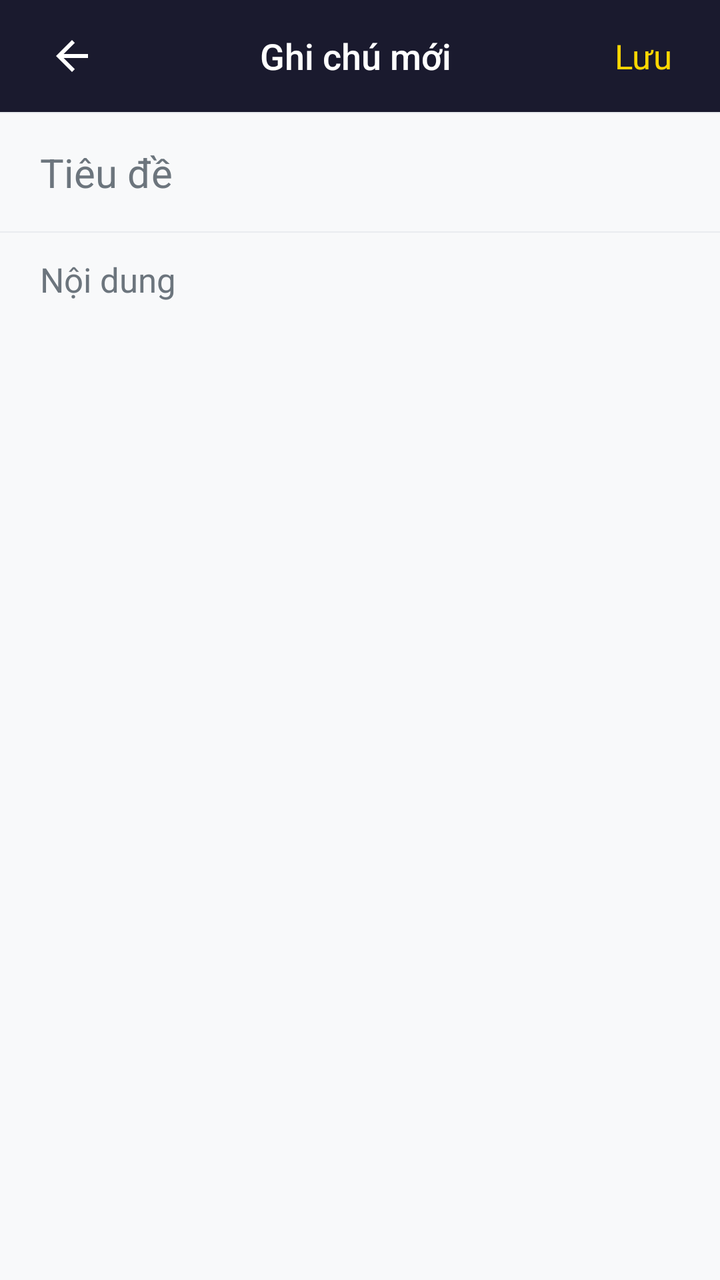
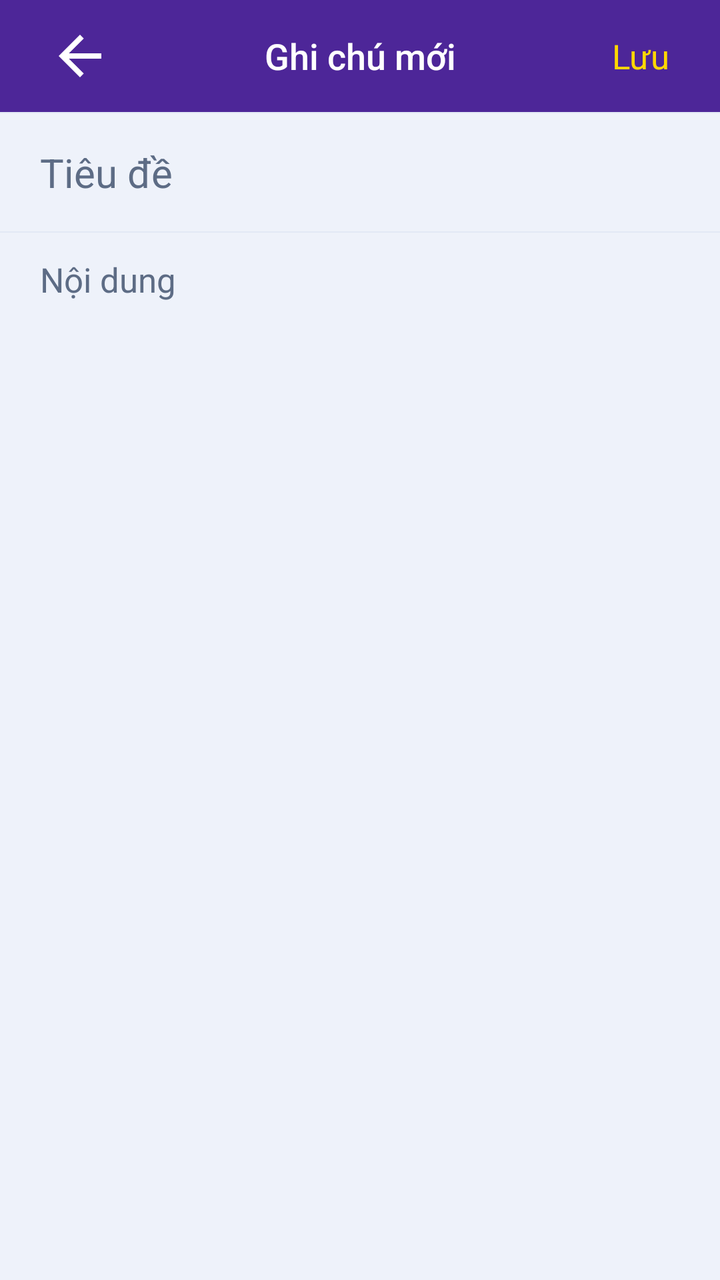

An Android layout rendered at two revisions. The XML below is the earlier revision; the diff shows what the commit changed to produce the second picture.
<!-- AndroidManifest.xml: application theme Theme.ModuleLapTrinh -->
<!-- res/layout/activity_note_editor.xml -->
<?xml version="1.0" encoding="utf-8"?>
<LinearLayout xmlns:android="http://schemas.android.com/apk/res/android"
    xmlns:app="http://schemas.android.com/apk/res-auto"
    android:layout_width="match_parent"
    android:layout_height="match_parent"
    android:orientation="vertical"
    android:background="@color/bg_primary">

    
    <LinearLayout
        android:layout_width="match_parent"
        android:layout_height="56dp"
        android:orientation="horizontal"
        android:gravity="center_vertical"
        android:paddingHorizontal="16dp"
        android:background="@color/bg_header_custom">

        <ImageView
            android:id="@+id/iv_back"
            android:layout_width="40dp"
            android:layout_height="40dp"
            android:src="@drawable/ic_back_dark"
            android:padding="8dp"
            android:clickable="true"
            android:focusable="true"
            android:foreground="?android:attr/selectableItemBackgroundBorderless"
            app:tint="@color/text_header_light"/>

        <TextView
            android:id="@+id/tv_toolbar_title"
            android:layout_width="0dp"
            android:layout_height="wrap_content"
            android:layout_weight="1"
            android:text="@string/note_new_title"
            android:textSize="18sp"
            android:textColor="@color/text_header_light"
            android:gravity="center"
            android:fontFamily="sans-serif-medium"/>

        <TextView
            android:id="@+id/btn_save"
            android:layout_width="wrap_content"
            android:layout_height="wrap_content"
            android:text="@string/note_save"
            android:textSize="17sp"
            android:textColor="@color/gold"
            android:clickable="true"
            android:focusable="true"
            android:background="?android:attr/selectableItemBackgroundBorderless"
            android:padding="8dp"/>
    </LinearLayout>

    <View
        android:layout_width="match_parent"
        android:layout_height="0.5dp"
        android:background="@color/surface_light"/>

    
    <com.google.android.material.textfield.TextInputEditText
        android:id="@+id/et_note_title"
        android:layout_width="match_parent"
        android:layout_height="wrap_content"
        android:hint="@string/note_hint_title"
        android:textColor="@color/text_primary"
        android:textColorHint="@color/text_tertiary"
        android:textSize="20sp"
        android:fontFamily="sans-serif"
        android:background="@null"
        android:paddingHorizontal="20dp"
        android:paddingVertical="16dp"
        android:maxLines="1"/>

    <View
        android:layout_width="match_parent"
        android:layout_height="0.5dp"
        android:background="@color/surface_light"/>

    
    <com.google.android.material.textfield.TextInputEditText
        android:id="@+id/et_note_content"
        android:layout_width="match_parent"
        android:layout_height="0dp"
        android:layout_weight="1"
        android:hint="@string/note_hint_content"
        android:textColor="@color/text_primary"
        android:textColorHint="@color/text_tertiary"
        android:textSize="17sp"
        android:fontFamily="sans-serif"
        android:background="@null"
        android:paddingHorizontal="20dp"
        android:paddingVertical="12dp"
        android:gravity="top"
        android:scrollbars="vertical"/>

</LinearLayout>
<!-- resources referenced by this layout -->
<resources>
  <color name="bg_header_custom">#1A1A2E</color>
  <color name="bg_primary">#F8F9FA</color>
  <color name="gold">#FFD700</color>
  <color name="surface_light">#E9ECEF</color>
  <color name="text_header_light">#FFFFFF</color>
  <color name="text_primary">#212529</color>
  <color name="text_tertiary">#6C757D</color>
  <!-- drawable ic_back_dark (drawable) -->
  <vector xmlns:android="http://schemas.android.com/apk/res/android"
      android:width="24dp"
      android:height="24dp"
      android:viewportWidth="24"
      android:viewportHeight="24">
      <path
          android:fillColor="#FFFFFF"
          android:pathData="M20,11H7.83l5.59,-5.59L12,4l-8,8 8,8 1.41,-1.41L7.83,13H20v-2z"/>
  </vector>
  <string name="note_hint_content">Nội dung</string>
  <string name="note_hint_title">Tiêu đề</string>
  <string name="note_new_title">Ghi chú mới</string>
  <string name="note_save">Lưu</string>
  <style name="Theme.ModuleLapTrinh" parent="Theme.MaterialComponents.DayNight.NoActionBar">
          <item name="colorPrimary">@color/primary</item>
          <item name="colorPrimaryVariant">@color/primary_dark</item>
          <item name="colorOnPrimary">@color/programming_white</item>
          <item name="colorSecondary">@color/accent</item>
          <item name="colorSecondaryVariant">@color/accent_light</item>
          <item name="colorOnSecondary">@color/programming_black</item>
          <item name="android:statusBarColor">@color/bg_primary</item>
          <item name="android:windowBackground">@color/bg_primary</item>
      </style>
  <color name="primary">#6C63FF</color>
  <color name="primary_dark">#4A42CC</color>
  <color name="programming_white">#FFFFFF</color>
  <color name="accent">#4ECDC4</color>
  <color name="accent_light">#6EDFD6</color>
  <color name="programming_black">#000000</color>
</resources>

<!-- the commit's change to res/layout/activity_note_editor.xml (unified diff, before → after) -->
@@ -1,95 +1,24 @@
-<?xml version="1.0" encoding="utf-8"?>
-<LinearLayout xmlns:android="http://schemas.android.com/apk/res/android"
-    xmlns:app="http://schemas.android.com/apk/res-auto"
-    android:layout_width="match_parent"
-    android:layout_height="match_parent"
-    android:orientation="vertical"
-    android:background="@color/bg_primary">
+<LinearLayout xmlns:android="http://schemas.android.com/apk/res/android" xmlns:app="http://schemas.android.com/apk/res-auto" android:layout_width="match_parent" android:layout_height="match_parent" android:orientation="vertical" android:background="@color/bg_primary">
 
     
-    <LinearLayout
-        android:layout_width="match_parent"
-        android:layout_height="56dp"
-        android:orientation="horizontal"
-        android:gravity="center_vertical"
-        android:paddingHorizontal="16dp"
-        android:background="@color/bg_header_custom">
+    <LinearLayout android:layout_width="match_parent" android:layout_height="56dp" android:orientation="horizontal" android:gravity="center_vertical" android:paddingHorizontal="16dp" android:background="@color/bg_header_custom">
 
-        <ImageView
-            android:id="@+id/iv_back"
-            android:layout_width="40dp"
-            android:layout_height="40dp"
-            android:src="@drawable/ic_back_dark"
-            android:padding="8dp"
-            android:clickable="true"
-            android:focusable="true"
-            android:foreground="?android:attr/selectableItemBackgroundBorderless"
-            app:tint="@color/text_header_light"/>
+        <ImageView android:id="@+id/iv_back" android:layout_width="48dp" android:layout_height="48dp" android:src="@drawable/ic_back_dark" android:padding="8dp" android:clickable="true" android:focusable="true" android:foreground="?android:attr/selectableItemBackgroundBorderless" app:tint="@color/text_header_light" />
 
-        <TextView
-            android:id="@+id/tv_toolbar_title"
-            android:layout_width="0dp"
-            android:layout_height="wrap_content"
-            android:layout_weight="1"
-            android:text="@string/note_new_title"
-            android:textSize="18sp"
-            android:textColor="@color/text_header_light"
-            android:gravity="center"
-            android:fontFamily="sans-serif-medium"/>
+        <TextView android:id="@+id/tv_toolbar_title" android:layout_width="0dp" android:layout_height="wrap_content" android:layout_weight="1" android:text="@string/note_new_title" android:textSize="18sp" android:textColor="@color/text_header_light" android:gravity="center" android:fontFamily="sans-serif-medium" />
 
-        <TextView
-            android:id="@+id/btn_save"
-            android:layout_width="wrap_content"
-            android:layout_height="wrap_content"
-            android:text="@string/note_save"
-            android:textSize="17sp"
-            android:textColor="@color/gold"
-            android:clickable="true"
-            android:focusable="true"
-            android:background="?android:attr/selectableItemBackgroundBorderless"
-            android:padding="8dp"/>
+        <TextView android:id="@+id/btn_save" android:minWidth="48dp" android:minHeight="48dp" android:gravity="center" android:layout_width="wrap_content" android:layout_height="wrap_content" android:text="@string/note_save" android:textSize="17sp" android:textColor="@color/gold" android:clickable="true" android:focusable="true" android:background="?android:attr/selectableItemBackgroundBorderless" android:padding="8dp" />
     </LinearLayout>
 
-    <View
-        android:layout_width="match_parent"
-        android:layout_height="0.5dp"
-        android:background="@color/surface_light"/>
+    <View android:layout_width="match_parent" android:layout_height="0.5dp" android:background="@color/surface_light" />
 
     
-    <com.google.android.material.textfield.TextInputEditText
-        android:id="@+id/et_note_title"
-        android:layout_width="match_parent"
-        android:layout_height="wrap_content"
-        android:hint="@string/note_hint_title"
-        android:textColor="@color/text_primary"
-        android:textColorHint="@color/text_tertiary"
-        android:textSize="20sp"
-        android:fontFamily="sans-serif"
-        android:background="@null"
-        android:paddingHorizontal="20dp"
-        android:paddingVertical="16dp"
-        android:maxLines="1"/>
+    <com.google.android.material.textfield.TextInputEditText android:id="@+id/et_note_title" android:layout_width="match_parent" android:layout_height="wrap_content" android:hint="@string/note_hint_title" android:textColor="@color/text_primary" android:textColorHint="@color/text_tertiary" android:textSize="20sp" android:fontFamily="sans-serif" android:background="@null" android:paddingHorizontal="20dp" android:paddingVertical="16dp" android:maxLines="1" />
 
-    <View
-        android:layout_width="match_parent"
-        android:layout_height="0.5dp"
-        android:background="@color/surface_light"/>
+    <View android:layout_width="match_parent" android:layout_height="0.5dp" android:background="@color/surface_light" />
 
     
-    <com.google.android.material.textfield.TextInputEditText
-        android:id="@+id/et_note_content"
-        android:layout_width="match_parent"
-        android:layout_height="0dp"
-        android:layout_weight="1"
-        android:hint="@string/note_hint_content"
-        android:textColor="@color/text_primary"
-        android:textColorHint="@color/text_tertiary"
-        android:textSize="17sp"
-        android:fontFamily="sans-serif"
-        android:background="@null"
-        android:paddingHorizontal="20dp"
-        android:paddingVertical="12dp"
-        android:gravity="top"
-        android:scrollbars="vertical"/>
+    <com.google.android.material.textfield.TextInputEditText android:id="@+id/et_note_content" android:inputType="textCapSentences|textMultiLine" android:layout_width="match_parent" android:layout_height="0dp" android:layout_weight="1" android:hint="@string/note_hint_content" android:textColor="@color/text_primary" android:textColorHint="@color/text_tertiary" android:textSize="17sp" android:fontFamily="sans-serif" android:background="@null" android:paddingHorizontal="20dp" android:paddingVertical="12dp" android:gravity="top" android:scrollbars="vertical" />
 
+    <TextView android:id="@+id/note_save_status" android:layout_width="match_parent" android:layout_height="wrap_content" android:paddingHorizontal="20dp" android:paddingVertical="8dp" android:textColor="@color/text_primary" android:textSize="14sp" android:accessibilityLiveRegion="polite" />
 </LinearLayout>
<!-- resource entries referenced after the edit -->
@@ -1,12 +1,12 @@
 <!-- resources referenced by this layout -->
 <resources>
-  <color name="bg_header_custom">#1A1A2E</color>
-  <color name="bg_primary">#F8F9FA</color>
+  <color name="bg_header_custom">#4D2698</color>
+  <color name="bg_primary">#EEF2FA</color>
   <color name="gold">#FFD700</color>
-  <color name="surface_light">#E9ECEF</color>
+  <color name="surface_light">#E2E9F5</color>
   <color name="text_header_light">#FFFFFF</color>
-  <color name="text_primary">#212529</color>
-  <color name="text_tertiary">#6C757D</color>
+  <color name="text_primary">#14213D</color>
+  <color name="text_tertiary">#5D6C85</color>
   <!-- drawable ic_back_dark (drawable) -->
   <vector xmlns:android="http://schemas.android.com/apk/res/android"
       android:width="24dp"
@@ -21,7 +21,7 @@
   <string name="note_hint_title">Tiêu đề</string>
   <string name="note_new_title">Ghi chú mới</string>
   <string name="note_save">Lưu</string>
-  <style name="Theme.ModuleLapTrinh" parent="Theme.MaterialComponents.DayNight.NoActionBar">
+  <style name="Theme.ModuleLapTrinh" parent="Theme.Material3.DayNight.NoActionBar">
           <item name="colorPrimary">@color/primary</item>
           <item name="colorPrimaryVariant">@color/primary_dark</item>
           <item name="colorOnPrimary">@color/programming_white</item>
@@ -30,12 +30,25 @@
           <item name="colorOnSecondary">@color/programming_black</item>
           <item name="android:statusBarColor">@color/bg_primary</item>
           <item name="android:windowBackground">@color/bg_primary</item>
+      <item name="colorSurface">@color/bg_secondary</item><item name="colorOnSurface">@color/text_primary</item><item name="android:navigationBarColor">@color/bg_secondary</item><item name="android:fontFamily">sans-serif</item><item name="android:textColorPrimary">@color/text_primary</item><item name="android:textColorSecondary">@color/text_secondary</item><item name="materialButtonStyle">@style/MentorProgrammingButton</item><item name="textInputStyle">@style/MentorProgrammingInput</item><item name="android:windowAnimationStyle">@style/MentorWindowAnimation</item><item name="colorPrimaryContainer">@color/mentor_programming_container</item><item name="colorOnPrimaryContainer">@color/text_primary</item></style>
+  <color name="primary">#6537C5</color>
+  <color name="primary_dark">#4D2698</color>
+  <color name="programming_white">#FFFFFF</color>
+  <color name="accent">#087F72</color>
+  <color name="accent_light">#CCEEE6</color>
+  <color name="programming_black">#000000</color>
+  <color name="bg_secondary">#FFFFFF</color>
+  <color name="text_secondary">#4D5E78</color>
+  <style name="MentorProgrammingButton" parent="Widget.MaterialComponents.Button">
+          <item name="backgroundTint">@color/mentor_programming_button</item><item name="android:textColor">#FFFFFF</item><item name="cornerRadius">@dimen/mentor_control_radius</item><item name="rippleColor">@color/mentor_control_ripple</item><item name="android:minHeight">@dimen/mentor_control_height</item>
+          <item name="android:textAllCaps">false</item><item name="android:textSize">@dimen/mentor_control_text</item>
+          <item name="android:fontFamily">sans-serif-medium</item>
       </style>
-  <color name="primary">#6C63FF</color>
-  <color name="primary_dark">#4A42CC</color>
-  <color name="programming_white">#FFFFFF</color>
-  <color name="accent">#4ECDC4</color>
-  <color name="accent_light">#6EDFD6</color>
-  <color name="programming_black">#000000</color>
+  <style name="MentorProgrammingInput" parent="Widget.MaterialComponents.TextInputLayout.OutlinedBox">
+          <item name="boxCornerRadiusTopStart">@dimen/mentor_control_radius</item><item name="boxCornerRadiusTopEnd">@dimen/mentor_control_radius</item>
+          <item name="boxCornerRadiusBottomStart">@dimen/mentor_control_radius</item><item name="boxCornerRadiusBottomEnd">@dimen/mentor_control_radius</item>
+      </style>
+  <color name="mentor_programming_container">#E6DBFF</color>
+  <color name="mentor_programming_button">#6537C5</color>
 </resources>
 
